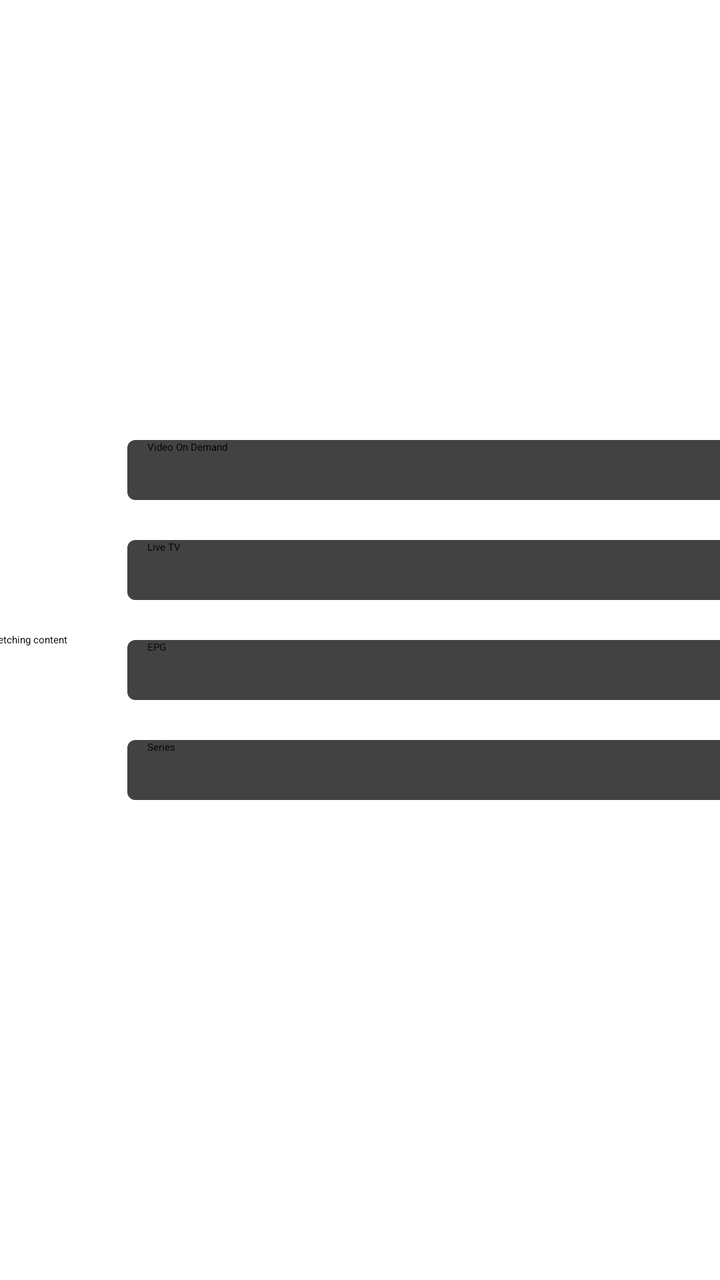
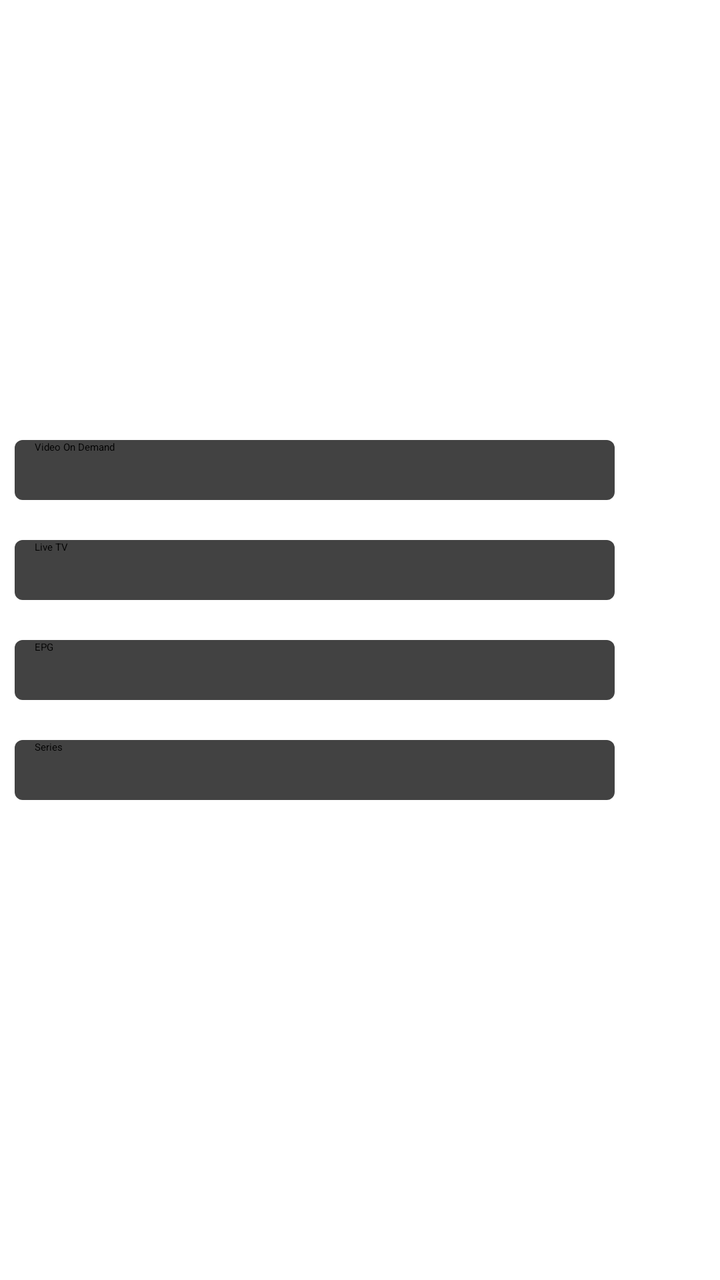

An Android layout rendered at two revisions. The XML below is the earlier revision; the diff shows what the commit changed to produce the second picture.
<!-- AndroidManifest.xml: application theme Theme.TripleRockTV.Leanback -->
<!-- res/layout/fragment_media_loading.xml -->
<?xml version="1.0" encoding="utf-8"?>
<FrameLayout xmlns:android="http://schemas.android.com/apk/res/android"
    xmlns:tools="http://schemas.android.com/tools"
    android:layout_width="match_parent"
    android:layout_height="match_parent"
    tools:context=".ui.loading.MediaLoadingFragment">

    <LinearLayout
        android:layout_width="450dp"
        android:layout_height="200dp"
        android:layout_gravity="center"
        android:gravity="center"
        android:orientation="horizontal">

        <TextView
            android:layout_width="wrap_content"
            android:layout_height="wrap_content"
            android:text="Fetching content" />

        <LinearLayout
            android:layout_width="300dp"
            android:layout_height="match_parent"
            android:layout_marginStart="30dp"
            android:orientation="vertical">

            <TextView
                android:id="@+id/tv_progress_vod"
                android:layout_width="match_parent"
                android:layout_height="30dp"
                android:layout_marginBottom="20dp"
                android:background="@drawable/text_progress_bg"
                android:paddingStart="10dp"
                android:text="Video On Demand" />

            <TextView
                android:id="@+id/tv_progress_live_tv"
                android:layout_width="match_parent"
                android:layout_height="30dp"
                android:layout_marginBottom="20dp"
                android:background="@drawable/text_progress_bg"
                android:paddingStart="10dp"
                android:text="Live TV" />

            <TextView
                android:id="@+id/tv_progress_epg"
                android:layout_width="match_parent"
                android:layout_height="30dp"
                android:layout_marginBottom="20dp"
                android:background="@drawable/text_progress_bg"
                android:paddingStart="10dp"
                android:text="EPG" />

            <TextView
                android:id="@+id/tv_progress_series"
                android:layout_width="match_parent"
                android:layout_height="30dp"
                android:background="@drawable/text_progress_bg"
                android:paddingStart="10dp"
                android:text="Series" />
        </LinearLayout>
    </LinearLayout>
</FrameLayout>
<!-- resources referenced by this layout -->
<resources>
  <!-- drawable text_progress_bg (drawable) -->
  <?xml version="1.0" encoding="utf-8"?>
  <layer-list xmlns:android="http://schemas.android.com/apk/res/android">
      
      <item android:id="@android:id/background">
          <shape>
              <solid android:color="@color/cardview_dark_background" /> 
              <corners android:radius="4dp" />
          </shape>
      </item>
  
      
      <item android:id="@android:id/progress">
          <clip
              android:clipOrientation="horizontal"
              android:gravity="left">
              <shape>
                  <solid android:color="@color/black" />
                  <corners android:radius="4dp" />
              </shape>
          </clip>
      </item>
  </layer-list>
  <style name="Theme.TripleRockTV.Leanback" parent="Theme.Leanback">
          
      </style>
  <color name="black">#000</color>
</resources>

<!-- the commit's change to res/layout/fragment_media_loading.xml (unified diff, before → after) -->
@@ -6,16 +6,17 @@
     tools:context=".ui.loading.MediaLoadingFragment">
 
     <LinearLayout
-        android:layout_width="450dp"
+        android:layout_width="500dp"
         android:layout_height="200dp"
         android:layout_gravity="center"
-        android:gravity="center"
+        android:gravity="center_vertical"
         android:orientation="horizontal">
 
         <TextView
+            android:id="@+id/tv_status"
             android:layout_width="wrap_content"
             android:layout_height="wrap_content"
-            android:text="Fetching content" />
+            android:text="Downloading content" />
 
         <LinearLayout
             android:layout_width="300dp"
